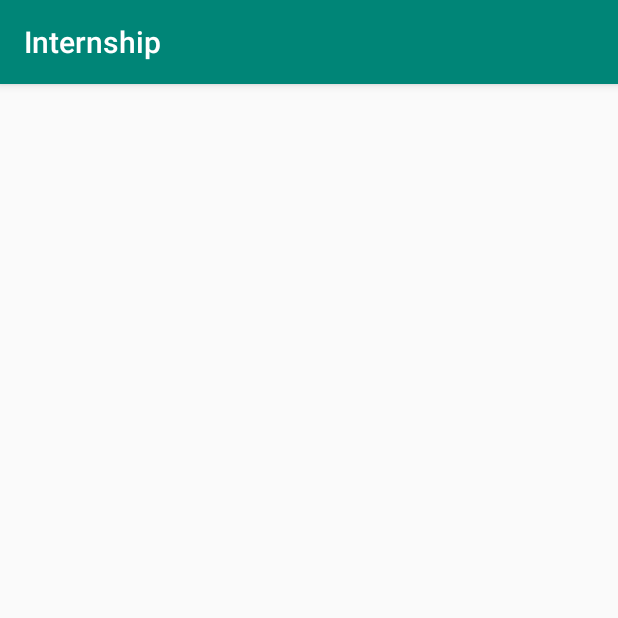
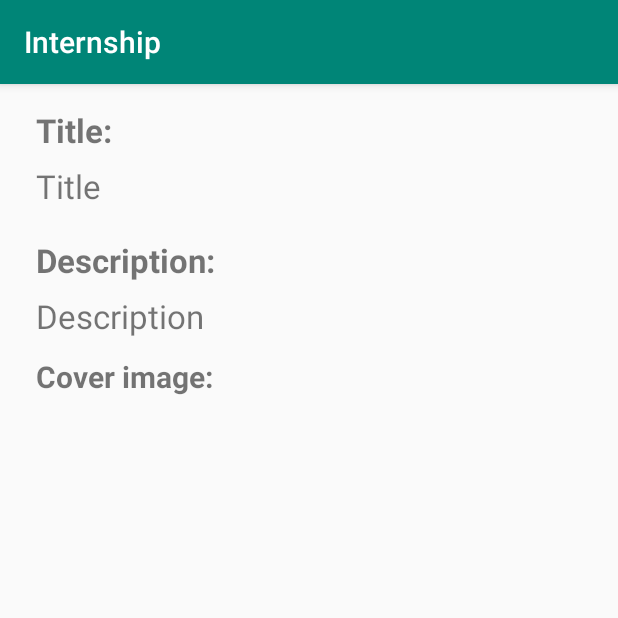
Before and after one commit to kundacina-m/BookRetriever, an Android app: the BookDetailsActivity screen opened directly, with no data from a screen before it, on a phone screen of 412 x 824 dp, the top half of it. Run offline under Robolectric (Android 15) with nearby library versions, the phone set to English and light mode, and no system bars; our stand-ins replace Room's generated code; libraries missing offline, so code that uses them is left out: org.jetbrains.anko; pictures from the network do not load; 1 statement that could not run was skipped.

Commit message:
Polished UI, implemented Glide for images, Anko for async, and fixed known bugs.

```diff
--- a/app/src/main/java/com/example/internship/internship/App.kt
+++ b/app/src/main/java/com/example/internship/internship/App.kt
@@ -19,11 +19,7 @@ class App : Application() {
         private lateinit var bookListViewModel: BooksListViewModel
         private lateinit var bookDatabase: BooksDatabase
 
-        fun injectBookApi() = bookApi
-
         fun injectBookListViewModel() = bookListViewModel
-
-        fun injectBookDao() = bookDatabase.booksDao()
     }
 
     override fun onCreate() {
@@ -37,7 +33,7 @@ class App : Application() {
 
         bookApi = retrofit.create(BookApi::class.java)
         bookDatabase = Room.databaseBuilder(applicationContext,
-                BooksDatabase::class.java, "books-db").allowMainThreadQueries().build()
+                BooksDatabase::class.java, "books-db").build()
 
         bookRepository = BookRepository(bookApi, bookDatabase.booksDao())
         bookListViewModel = BooksListViewModel(bookRepository)
--- a/app/src/main/java/com/example/internship/internship/model/Book.kt
+++ b/app/src/main/java/com/example/internship/internship/model/Book.kt
@@ -16,5 +16,5 @@ data class Book(
         @ColumnInfo(name = "description")
         var description: String = "",
 
-        @ColumnInfo(name = "urlToImage")
-        var urlToImage: String? = null)
+        @ColumnInfo(name = "image")
+        var image: String? = null)
--- a/app/src/main/java/com/example/internship/internship/repository/BookRepository.kt
+++ b/app/src/main/java/com/example/internship/internship/repository/BookRepository.kt
@@ -16,10 +16,10 @@ class BookRepository(private val bookApi: BookApi, private val bookDao: BookDao)
                 getBooksFromApi())
     }
 
-    fun getBookByIdFromDb(id: Int): Book{
-            return bookDao.getBookById(id)
+    fun getBookByTitle(title: String): Book {
+        return bookDao.getBookByTitle(title)
+    }
 
-    }
 
     private fun getBooksFromDb(): Observable<List<Book>> {
         return bookDao.getBooks().filter { it.isNotEmpty() }
--- a/app/src/main/java/com/example/internship/internship/repository/db/BooksDatabase.kt
+++ b/app/src/main/java/com/example/internship/internship/repository/db/BooksDatabase.kt
@@ -4,7 +4,7 @@ import android.arch.persistence.room.Database
 import android.arch.persistence.room.RoomDatabase
 import com.example.internship.internship.model.Book
 
-@Database(entities = [(Book::class)], version = 1)
+@Database(entities = [(Book::class)], version = 1, exportSchema = false)
 abstract class BooksDatabase : RoomDatabase() {
 
     /**
--- a/app/src/main/java/com/example/internship/internship/ui/BooksListViewModel.kt
+++ b/app/src/main/java/com/example/internship/internship/ui/BooksListViewModel.kt
@@ -13,8 +13,8 @@ class BooksListViewModel(private val bookRepository: BookRepository) {
                 .onErrorReturn { emptyList() }
     }
 
-    fun getBookById(id: Int): Book{
-        return bookRepository.getBookByIdFromDb(id)
+    fun getBookByTitle(title: String): Book{
+        return bookRepository.getBookByTitle(title)
     }
 
 }
--- a/app/src/main/java/com/example/internship/internship/ui/activity/BookDetailsActivity.kt
+++ b/app/src/main/java/com/example/internship/internship/ui/activity/BookDetailsActivity.kt
@@ -2,30 +2,39 @@ package com.example.internship.internship.ui.activity
 
 import android.os.Bundle
 import android.support.v7.app.AppCompatActivity
+import android.widget.ImageView
+import com.bumptech.glide.Glide
 import com.example.internship.internship.App
-import com.example.internship.internship.model.Book
+import com.example.internship.internship.R
 import com.example.internship.internship.ui.BooksListViewModel
 import kotlinx.android.synthetic.main.activity_bookdetails.*
+import org.jetbrains.anko.doAsyncResult
+import org.jetbrains.anko.uiThread
 
 class BookDetailsActivity: AppCompatActivity() {
 
     private var bookListViewModel: BooksListViewModel? = null
-    private var chosenBook: Book? = null
+
 
     override fun onCreate(savedInstanceState: Bundle?) {
         super.onCreate(savedInstanceState)
 
-//        bookListViewModel = App.injectBookListViewModel()
-//
-//        val neededId:Int = intent.getIntExtra("idBook",-1)
-//
-//        chosenBook = bookListViewModel!!.getBookById(neededId)
-//
-//        if (neededId != -1){
-//            chosenBook = bookListViewModel!!.getBookById(neededId)
-//            tvTitle.text = chosenBook!!.title
-//            tvDesc.text = chosenBook!!.description
-//        }
+        setContentView(R.layout.activity_bookdetails)
+
+        bookListViewModel = App.injectBookListViewModel()
+        val title = intent.getStringExtra("bookTitle")
+
+        doAsyncResult {
+            val chosenBook = bookListViewModel!!.getBookByTitle(title)
+            uiThread {
+                tvTitle.text = chosenBook.title
+                tvDesc.text = chosenBook.description
+                val imageView = ImageView(applicationContext)
+                Glide.with(applicationContext).load(chosenBook.image).into(imageView)
+                imgFrame.addView(imageView)
+            }
+        }
 
     }
+
 }
--- a/app/src/main/java/com/example/internship/internship/ui/activity/HomeActivity.kt
+++ b/app/src/main/java/com/example/internship/internship/ui/activity/HomeActivity.kt
@@ -49,9 +49,10 @@ class HomeActivity : MvvmActivity(),BooksAdapter.OnItemClickListener {
        booksAdapter!!.addBooks(data)
     }
 
+    // Handle click on item from RecyclerView
     override fun onItemClick(book: Book) {
-        var intent = Intent(applicationContext, BookDetailsActivity::class.java)
-        intent.putExtra("idBook", book.id)
+        var intent = Intent(this, BookDetailsActivity::class.java)
+        intent.putExtra("bookTitle", book.title)
         startActivity(intent)
     }
 }
--- a/app/src/main/res/drawable/border.xml
+++ b/app/src/main/res/drawable/border.xml
@@ -1,5 +1,9 @@
 <?xml version="1.0" encoding="utf-8"?>
 <shape xmlns:android="http://schemas.android.com/apk/res/android"
     android:shape="rectangle">
-    <stroke android:width="5dip" android:color="@android:color/darker_gray" />
+    <gradient
+    android:angle="0"
+    android:startColor="#e6e6e6"
+    android:centerColor="#ffffff"
+    android:centerX="0.02" />
 </shape>
--- a/app/src/main/res/layout/activity_bookdetails.xml
+++ b/app/src/main/res/layout/activity_bookdetails.xml
@@ -1,34 +1,82 @@
 <?xml version="1.0" encoding="utf-8"?>
+<ScrollView xmlns:app="http://schemas.android.com/apk/res-auto"
+    xmlns:tools="http://schemas.android.com/tools"
+    android:layout_height="match_parent"
+    xmlns:android="http://schemas.android.com/apk/res/android" android:layout_width="match_parent">
 <android.support.constraint.ConstraintLayout
     xmlns:android="http://schemas.android.com/apk/res/android"
     xmlns:app="http://schemas.android.com/apk/res-auto"
     xmlns:tools="http://schemas.android.com/tools"
     android:layout_width="match_parent"
-    android:layout_height="match_parent">
+    android:layout_height="wrap_content">
 
     <TextView
         android:id="@+id/tvTitle"
         android:layout_width="wrap_content"
         android:layout_height="wrap_content"
-        android:layout_marginStart="16dp"
-        android:layout_marginTop="36dp"
+        android:layout_marginTop="8dp"
+        android:text="Title"
+        android:textSize="22sp"
+        app:layout_constraintStart_toStartOf="@+id/Title"
+        app:layout_constraintTop_toBottomOf="@+id/Title" />
+
+
+    <TextView
+        android:id="@+id/tvDesc"
+        android:layout_width="wrap_content"
+        android:layout_height="wrap_content"
+        android:layout_marginTop="8dp"
+        android:text="Description"
+        android:textSize="22sp"
+        app:layout_constraintStart_toStartOf="@+id/textView2"
+        app:layout_constraintTop_toBottomOf="@+id/textView2" />
+
+    <FrameLayout
+        android:id="@+id/imgFrame"
+        android:layout_width="368dp"
+        android:layout_height="293dp"
+        android:layout_marginStart="8dp"
+        android:layout_marginTop="8dp"
         android:layout_marginEnd="8dp"
-        android:text="Title"
         app:layout_constraintEnd_toEndOf="parent"
-        app:layout_constraintHorizontal_bias="0.486"
+        app:layout_constraintStart_toStartOf="parent"
+        app:layout_constraintTop_toBottomOf="@+id/textView5">
+
+    </FrameLayout>
+
+    <TextView
+        android:id="@+id/Title"
+        android:layout_width="wrap_content"
+        android:layout_height="wrap_content"
+        android:layout_marginStart="24dp"
+        android:layout_marginTop="16dp"
+        android:text="Title:"
+        android:textSize="22sp"
+        android:textStyle="bold"
         app:layout_constraintStart_toStartOf="parent"
         app:layout_constraintTop_toTopOf="parent" />
 
     <TextView
-        android:id="@+id/tvDesc"
-        android:layout_width="71dp"
+        android:id="@+id/textView2"
+        android:layout_width="wrap_content"
         android:layout_height="wrap_content"
-        android:layout_marginStart="8dp"
-        android:layout_marginTop="8dp"
-        android:layout_marginEnd="8dp"
-        android:text="Description"
-        app:layout_constraintEnd_toEndOf="parent"
-        app:layout_constraintStart_toStartOf="parent"
+        android:layout_marginTop="20dp"
+        android:text="Description:"
+        android:textSize="22sp"
+        android:textStyle="bold"
+        app:layout_constraintStart_toStartOf="@+id/tvTitle"
         app:layout_constraintTop_toBottomOf="@+id/tvTitle" />
 
+    <TextView
+        android:id="@+id/textView5"
+        android:layout_width="wrap_content"
+        android:layout_height="wrap_content"
+        android:layout_marginTop="12dp"
+        android:text="Cover image:"
+        android:textSize="20sp"
+        android:textStyle="bold"
+        app:layout_constraintStart_toStartOf="@+id/tvDesc"
+        app:layout_constraintTop_toBottomOf="@+id/tvDesc" />
+
 </android.support.constraint.ConstraintLayout>
+</ScrollView>
--- a/app/src/main/res/layout/activity_home.xml
+++ b/app/src/main/res/layout/activity_home.xml
@@ -4,7 +4,8 @@
     xmlns:tools="http://schemas.android.com/tools"
     android:layout_width="match_parent"
     android:layout_height="match_parent"
-    tools:context=".ui.activity.HomeActivity">
+    tools:context=".ui.activity.HomeActivity"
+    android:background="#e6e6e6">
 
     <android.support.v7.widget.RecyclerView
         android:id="@+id/fullList"
```
Also changed, not shown: app/build.gradle (+21 -8 lines), app/src/main/java/com/example/internship/internship/repository/db/BookDao.kt (+5 -2 lines), app/src/main/res/layout/list_item.xml (+29 -8 lines), 1 other file.
